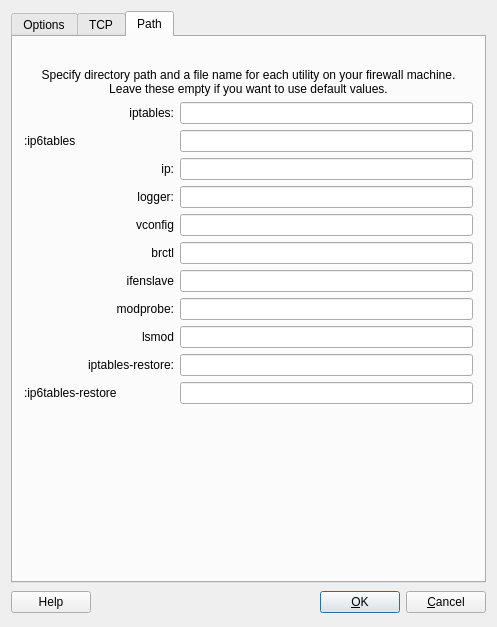
Qt form src/gui/linux24advanceddialog_q.ui (fwbuilder/fwbuilder) before a commit.
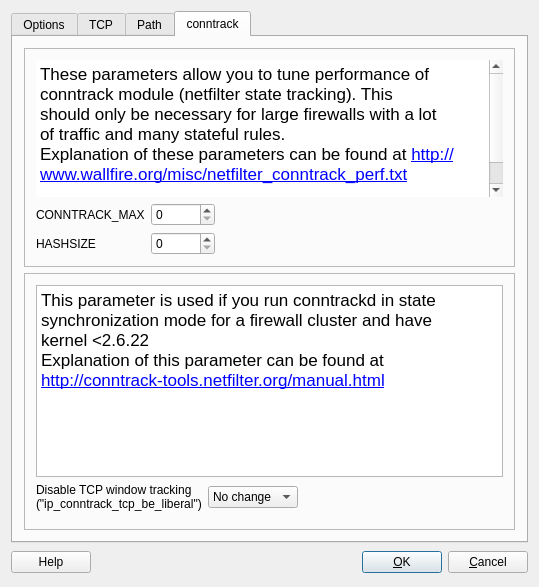
The same form after that commit.

What changed in the file:
```diff
--- a/src/gui/linux24advanceddialog_q.ui
+++ b/src/gui/linux24advanceddialog_q.ui
@@ -5,8 +5,8 @@
    <rect>
     <x>0</x>
     <y>0</y>
-    <width>497</width>
-    <height>627</height>
+    <width>539</width>
+    <height>587</height>
    </rect>
   </property>
   <property name="windowTitle" >
@@ -19,7 +19,7 @@
       <enum>QTabWidget::Rounded</enum>
      </property>
      <property name="currentIndex" >
-      <number>2</number>
+      <number>3</number>
      </property>
      <widget class="QWidget" name="tab0" >
       <attribute name="title" >
@@ -751,6 +751,15 @@
        <string>Path</string>
       </attribute>
       <layout class="QGridLayout" name="gridLayout" >
+       <property name="leftMargin" >
+        <number>12</number>
+       </property>
+       <property name="rightMargin" >
+        <number>12</number>
+       </property>
+       <property name="bottomMargin" >
+        <number>12</number>
+       </property>
        <item row="0" column="1" >
         <spacer>
          <property name="orientation" >
@@ -984,6 +993,252 @@
        </item>
       </layout>
      </widget>
+     <widget class="QWidget" name="tab" >
+      <attribute name="title" >
+       <string>conntrack</string>
+      </attribute>
+      <layout class="QGridLayout" name="gridLayout_4" >
+       <item row="0" column="0" >
+        <widget class="QFrame" name="frame" >
+         <property name="frameShape" >
+          <enum>QFrame::StyledPanel</enum>
+         </property>
+         <property name="frameShadow" >
+          <enum>QFrame::Raised</enum>
+         </property>
+         <layout class="QGridLayout" name="gridLayout_2" >
+          <item row="0" column="0" colspan="3" >
+           <widget class="QTextEdit" name="textEdit" >
+            <property name="sizePolicy" >
+             <sizepolicy vsizetype="Preferred" hsizetype="Expanding" >
+              <horstretch>0</horstretch>
+              <verstretch>0</verstretch>
+             </sizepolicy>
+            </property>
+            <property name="minimumSize" >
+             <size>
+              <width>0</width>
+              <height>100</height>
+             </size>
+            </property>
+            <property name="maximumSize" >
+             <size>
+              <width>16777215</width>
+              <height>16777215</height>
+             </size>
+            </property>
+            <property name="frameShape" >
+             <enum>QFrame::NoFrame</enum>
+            </property>
+            <property name="frameShadow" >
+             <enum>QFrame::Plain</enum>
+            </property>
+            <property name="verticalScrollBarPolicy" >
+             <enum>Qt::ScrollBarAsNeeded</enum>
+            </property>
+            <property name="horizontalScrollBarPolicy" >
+             <enum>Qt::ScrollBarAsNeeded</enum>
+            </property>
+            <property name="html" >
+             <string>&lt;!DOCTYPE HTML PUBLIC "-//W3C//DTD HTML 4.0//EN" "http://www.w3.org/TR/REC-html40/strict.dtd">
+&lt;html>&lt;head>&lt;meta name="qrichtext" content="1" />&lt;style type="text/css">
+p, li { white-space: pre-wrap; }
+&lt;/style>&lt;/head>&lt;body style=" font-family:'Lucida Grande'; font-size:13pt; font-weight:400; font-style:normal;">
+&lt;p style=" margin-top:0px; margin-bottom:0px; margin-left:0px; margin-right:0px; -qt-block-indent:0; text-indent:0px;">These parameters allow you to tune performance of&lt;/p>
+&lt;p style=" margin-top:0px; margin-bottom:0px; margin-left:0px; margin-right:0px; -qt-block-indent:0; text-indent:0px;">conntrack module (netfilter state tracking). This&lt;/p>
+&lt;p style=" margin-top:0px; margin-bottom:0px; margin-left:0px; margin-right:0px; -qt-block-indent:0; text-indent:0px;">should only be necessary for large firewalls with a lot&lt;/p>
+&lt;p style=" margin-top:0px; margin-bottom:0px; margin-left:0px; margin-right:0px; -qt-block-indent:0; text-indent:0px;">of traffic and many stateful rules.&lt;/p>
+&lt;p style=" margin-top:0px; margin-bottom:0px; margin-left:0px; margin-right:0px; -qt-block-indent:0; text-indent:0px;">Explanation of these parameters can be found at &lt;a href="http://www.wallfire.org/misc/netfilter_conntrack_perf.txt">&lt;span style=" text-decoration: underline; color:#0000ff;">http://www.wallfire.org/misc/netfilter_conntrack_perf.txt&lt;/span>&lt;/a>&lt;/p>
+&lt;p style="-qt-paragraph-type:empty; margin-top:0px; margin-bottom:0px; margin-left:0px; margin-right:0px; -qt-block-indent:0; text-indent:0px; text-decoration: underline; color:#0000ff;">&lt;/p>
+&lt;p style=" margin-top:0px; margin-bottom:0px; margin-left:0px; margin-right:0px; -qt-block-indent:0; text-indent:0px;">Set both to zero to use default values&lt;span style=" text-decoration: underline; color:#0000ff;">.&lt;/span>&lt;/p>&lt;/body>&lt;/html></string>
+            </property>
+           </widget>
+          </item>
+          <item row="1" column="0" >
+           <widget class="QLabel" name="label_4" >
+            <property name="text" >
+             <string>CONNTRACK_MAX</string>
+            </property>
+           </widget>
+          </item>
+          <item row="1" column="1" >
+           <widget class="QSpinBox" name="conntrack_max" >
+            <property name="maximumSize" >
+             <size>
+              <width>64</width>
+              <height>16777215</height>
+             </size>
+            </property>
+            <property name="toolTip" >
+             <string>CONNTRACK_MAX is the maximum number of "sessions" (connection tracking entries)
+that can be handled simultaneously by netfilter in kernel memory.</string>
+            </property>
+            <property name="maximum" >
+             <number>999999999</number>
+            </property>
+           </widget>
+          </item>
+          <item row="1" column="2" >
+           <spacer name="horizontalSpacer" >
+            <property name="orientation" >
+             <enum>Qt::Horizontal</enum>
+            </property>
+            <property name="sizeHint" stdset="0" >
+             <size>
+              <width>242</width>
+              <height>20</height>
+             </size>
+            </property>
+           </spacer>
+          </item>
+          <item row="2" column="0" >
+           <widget class="QLabel" name="label_5" >
+            <property name="text" >
+             <string>HASHSIZE</string>
+            </property>
+           </widget>
+          </item>
+          <item row="2" column="1" >
+           <widget class="QSpinBox" name="conntrack_hashsize" >
+            <property name="sizePolicy" >
+             <sizepolicy vsizetype="Fixed" hsizetype="Fixed" >
+              <horstretch>0</horstretch>
+              <verstretch>0</verstretch>
+             </sizepolicy>
+            </property>
+            <property name="maximumSize" >
+             <size>
+              <width>64</width>
+              <height>16777215</height>
+             </size>
+            </property>
+            <property name="toolTip" >
+             <string>the size of the hash table storing the lists of conntrack entries</string>
+            </property>
+            <property name="maximum" >
+             <number>999999999</number>
+            </property>
+           </widget>
+          </item>
+         </layout>
+        </widget>
+       </item>
+       <item row="1" column="0" >
+        <widget class="QFrame" name="frame_2" >
+         <property name="frameShape" >
+          <enum>QFrame::StyledPanel</enum>
+         </property>
+         <property name="frameShadow" >
+          <enum>QFrame::Raised</enum>
+         </property>
+         <layout class="QGridLayout" name="gridLayout_3" >
+          <item row="0" column="0" colspan="3" >
+           <widget class="QTextEdit" name="textEdit_2" >
+            <property name="sizePolicy" >
+             <sizepolicy vsizetype="Preferred" hsizetype="Expanding" >
+              <horstretch>0</horstretch>
+              <verstretch>0</verstretch>
+             </sizepolicy>
+            </property>
+            <property name="minimumSize" >
+             <size>
+              <width>0</width>
+              <height>100</height>
+             </size>
+            </property>
+            <property name="maximumSize" >
+             <size>
+              <width>16777215</width>
+              <height>16777215</height>
+             </size>
+            </property>
+            <property name="html" >
+             <string>&lt;!DOCTYPE HTML PUBLIC "-//W3C//DTD HTML 4.0//EN" "http://www.w3.org/TR/REC-html40/strict.dtd">
+&lt;html>&lt;head>&lt;meta name="qrichtext" content="1" />&lt;style type="text/css">
+p, li { white-space: pre-wrap; }
+&lt;/style>&lt;/head>&lt;body style=" font-family:'Lucida Grande'; font-size:13pt; font-weight:400; font-style:normal;">
+&lt;p style=" margin-top:0px; margin-bottom:0px; margin-left:0px; margin-right:0px; -qt-block-indent:0; text-indent:0px;">This parameter is used if you run conntrackd in state &lt;/p>
+&lt;p style=" margin-top:0px; margin-bottom:0px; margin-left:0px; margin-right:0px; -qt-block-indent:0; text-indent:0px;">synchronization mode for a firewall cluster and have&lt;/p>
+&lt;p style=" margin-top:0px; margin-bottom:0px; margin-left:0px; margin-right:0px; -qt-block-indent:0; text-indent:0px;">kernel &amp;lt;2.6.22&lt;/p>
+&lt;p style=" margin-top:0px; margin-bottom:0px; margin-left:0px; margin-right:0px; -qt-block-indent:0; text-indent:0px;">Explanation of this parameter can be found at&lt;/p>
+&lt;p style=" margin-top:0px; margin-bottom:0px; margin-left:0px; margin-right:0px; -qt-block-indent:0; text-indent:0px;">&lt;a href="http://conntrack-tools.netfilter.org/manual.html">&lt;span style=" text-decoration: underline; color:#0000ff;">http://conntrack-tools.netfilter.org/manual.html&lt;/span>&lt;/a>&lt;/p>
+&lt;p style="-qt-paragraph-type:empty; margin-top:0px; margin-bottom:0px; margin-left:0px; margin-right:0px; -qt-block-indent:0; text-indent:0px;">&lt;/p>&lt;/body>&lt;/html></string>
+            </property>
+           </widget>
+          </item>
+          <item row="1" column="0" >
+           <widget class="QLabel" name="label_3" >
+            <property name="text" >
+             <string>Disable TCP window tracking  ("ip_conntrack_tcp_be_liberal")</string>
+            </property>
+            <property name="wordWrap" >
+             <bool>true</bool>
+            </property>
+           </widget>
+          </item>
+          <item row="1" column="1" >
+           <widget class="QComboBox" name="conntrack_tcp_be_liberal" >
+            <item>
+             <property name="text" >
+              <string>No change</string>
+             </property>
+            </item>
+            <item>
+             <property name="text" >
+              <string>On</string>
+             </property>
+            </item>
+            <item>
+             <property name="text" >
+              <string>Off</string>
+             </property>
+            </item>
+           </widget>
+          </item>
+          <item row="1" column="2" >
+           <spacer name="horizontalSpacer_2" >
+            <property name="orientation" >
+             <enum>Qt::Horizontal</enum>
+            </property>
+            <property name="sizeHint" stdset="0" >
+             <size>
+              <width>110</width>
+              <height>20</height>
+             </size>
+            </property>
+           </spacer>
+          </item>
+          <item row="2" column="0" colspan="3" >
+           <spacer name="verticalSpacer_2" >
+            <property name="orientation" >
+             <enum>Qt::Vertical</enum>
+            </property>
+            <property name="sizeHint" stdset="0" >
+             <size>
+              <width>397</width>
+              <height>7</height>
+             </size>
+            </property>
+           </spacer>
+          </item>
+         </layout>
+        </widget>
+       </item>
+       <item row="2" column="0" >
+        <spacer name="verticalSpacer" >
+         <property name="orientation" >
+          <enum>Qt::Vertical</enum>
+         </property>
+         <property name="sizeHint" stdset="0" >
+          <size>
+           <width>20</width>
+           <height>3</height>
+          </size>
+         </property>
+        </spacer>
+       </item>
+      </layout>
+     </widget>
     </widget>
    </item>
    <item row="1" column="0" >
```
Left out of the diff: 5 changed lines with no effect on the pictures.
